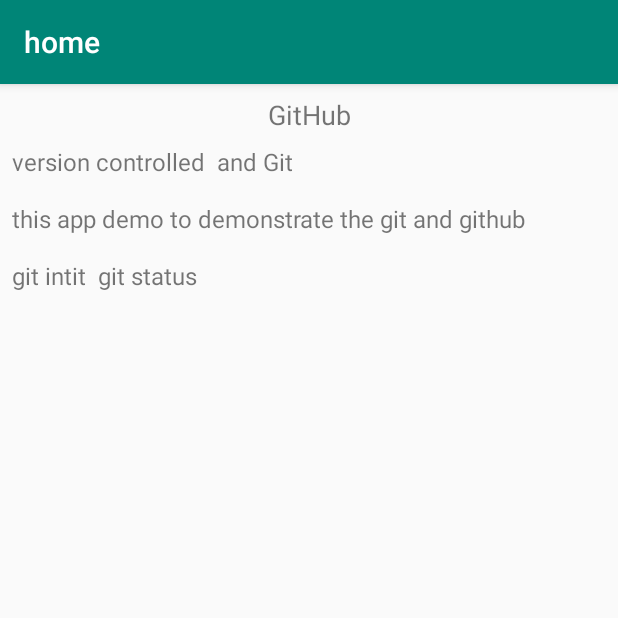
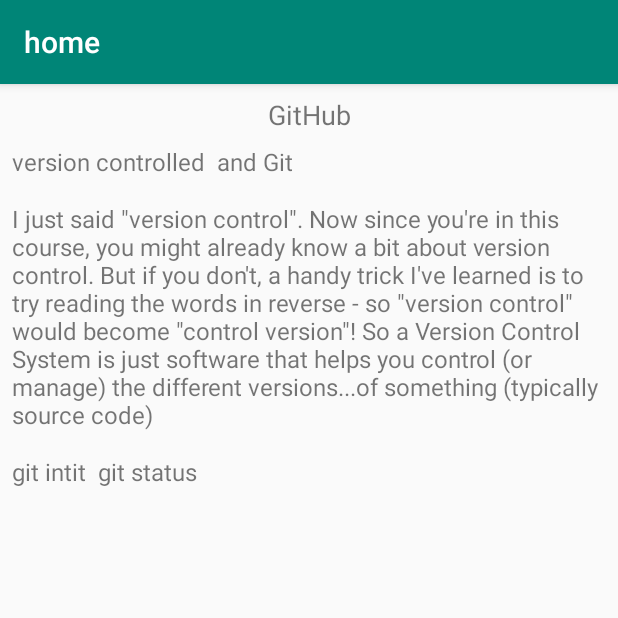
Before and after one commit to bobykumar7210/Git-and-Github, an Android app: the screen it shows after launch (MainActivity), on a phone screen of 412 x 824 dp, the top half of it. Run offline under Robolectric (Android 15) with nearby library versions, the phone set to English and light mode, and no system bars.

Commit message:
Changing SubjectInfo

```diff
--- a/app/src/main/java/com/example/myapp/MainActivity.java
+++ b/app/src/main/java/com/example/myapp/MainActivity.java
@@ -17,6 +17,8 @@ public class MainActivity extends AppCompatActivity {
         titleText.setText("GitHub");
         TextView subjectText=findViewById(R.id.subject);
         subjectText.setText("version controlled  and Git ");
+        TextView subjectInfoText=findViewById(R.id.subject_info);
+        subjectInfoText.setText("I just said \"version control\". Now since you're in this course, you might already know a bit about version control. But if you don't, a handy trick I've learned is to try reading the words in reverse - so \"version control\" would become \"control version\"! So a Version Control System is just software that helps you control (or manage) the different versions...of something (typically source code)");
 
 
     }
```
